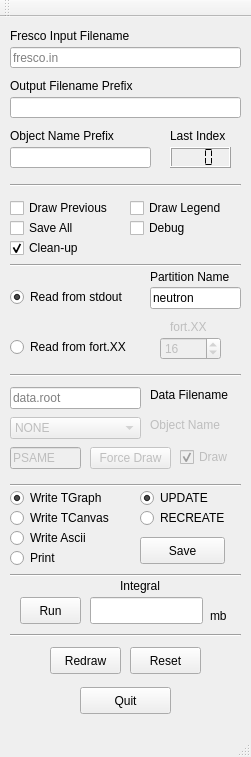
This is qtfiles/qtfresco.ui in cthornsb/qtfresco as Qt 5 draws it before an edit. The edited form follows.
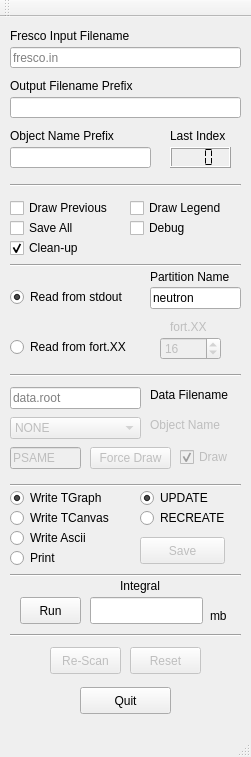
This is the edited form.

Commit message: Redraw button now re-scans fresco output

Diff of the .ui file:
```diff
--- a/qtfiles/qtfresco.ui
+++ b/qtfiles/qtfresco.ui
@@ -67,6 +67,9 @@
     </property>
    </widget>
    <widget class="QPushButton" name="pushButton_save">
+    <property name="enabled">
+     <bool>false</bool>
+    </property>
     <property name="geometry">
      <rect>
       <x>140</x>
@@ -80,6 +83,9 @@
     </property>
    </widget>
    <widget class="QPushButton" name="pushButton_reset">
+    <property name="enabled">
+     <bool>false</bool>
+    </property>
     <property name="geometry">
      <rect>
       <x>130</x>
@@ -381,7 +387,10 @@
      <string>Last Index</string>
     </property>
    </widget>
-   <widget class="QPushButton" name="pushButton_redraw">
+   <widget class="QPushButton" name="pushButton_rescan">
+    <property name="enabled">
+     <bool>false</bool>
+    </property>
     <property name="geometry">
      <rect>
       <x>50</x>
@@ -391,7 +400,7 @@
      </rect>
     </property>
     <property name="text">
-     <string>Redraw</string>
+     <string>Re-Scan</string>
     </property>
    </widget>
    <widget class="Line" name="line_4">
```
The commit also changes 3 other files.
